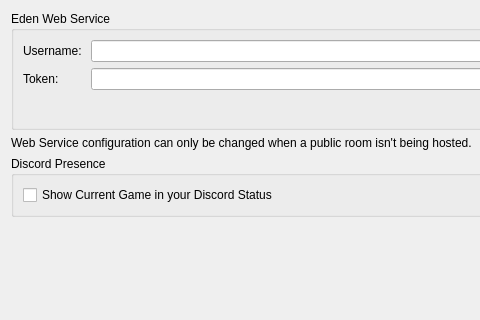
First picture: the form in src/yuzu/configuration/configure_web.ui, repository ddddng/Lichii, before the edit; both pictures show x 0 to 480 and y 0 to 320 of the 926 by 561 pixel window.
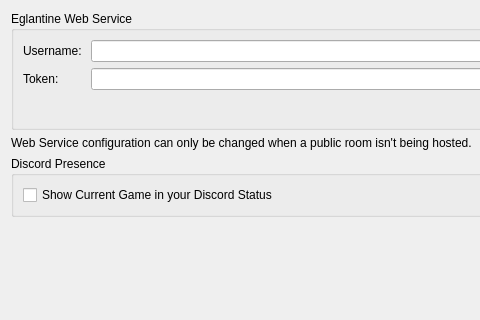
Second picture: the form after the edit.

The edit to the form file:
```diff
--- a/src/yuzu/configuration/configure_web.ui
+++ b/src/yuzu/configuration/configure_web.ui
@@ -22,7 +22,7 @@
      <item>
       <widget class="QGroupBox" name="groupBoxWebConfig">
        <property name="title">
-        <string>Eden Web Service</string>
+        <string>Eglantine Web Service</string>
        </property>
        <layout class="QVBoxLayout" name="verticalLayoutYuzuWebService">
         <item>
```
